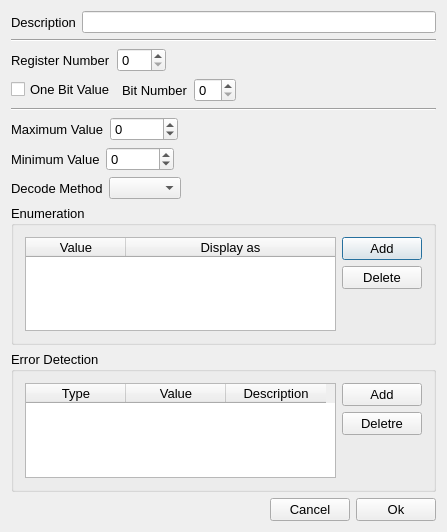
First picture: the form in AirCoolControll/AirCoolControll/EditParameterDialog.ui, repository ComEngineering/AirCoolControl_Desktop, before the edit.
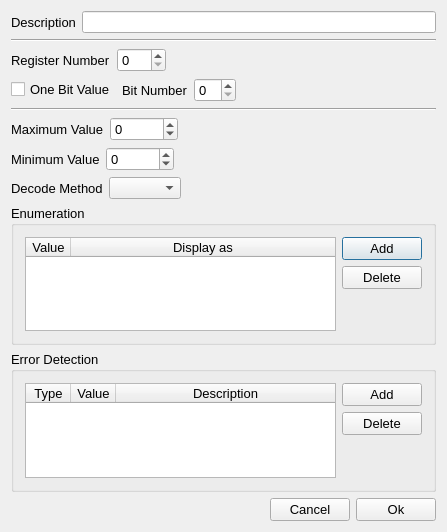
Second picture: the form after the edit.

```diff
--- a/AirCoolControll/AirCoolControll/EditParameterDialog.ui
+++ b/AirCoolControll/AirCoolControll/EditParameterDialog.ui
@@ -285,10 +285,16 @@
         <item row="0" column="0">
          <layout class="QHBoxLayout" name="horizontalLayout_6">
           <item>
-           <widget class="QTableWidget" name="tableWidget">
+           <widget class="QTableWidget" name="table_enum">
+            <attribute name="horizontalHeaderDefaultSectionSize">
+             <number>45</number>
+            </attribute>
             <attribute name="horizontalHeaderStretchLastSection">
              <bool>true</bool>
             </attribute>
+            <attribute name="verticalHeaderVisible">
+             <bool>false</bool>
+            </attribute>
             <attribute name="verticalHeaderDefaultSectionSize">
              <number>22</number>
             </attribute>
@@ -357,7 +363,16 @@
         <item row="0" column="0">
          <layout class="QHBoxLayout" name="horizontalLayout_7">
           <item>
-           <widget class="QTableWidget" name="tableWidget_2">
+           <widget class="QTableWidget" name="table_error">
+            <attribute name="horizontalHeaderDefaultSectionSize">
+             <number>45</number>
+            </attribute>
+            <attribute name="horizontalHeaderStretchLastSection">
+             <bool>true</bool>
+            </attribute>
+            <attribute name="verticalHeaderVisible">
+             <bool>false</bool>
+            </attribute>
             <attribute name="verticalHeaderDefaultSectionSize">
              <number>22</number>
             </attribute>
@@ -365,7 +380,7 @@
              <number>22</number>
             </attribute>
             <attribute name="verticalHeaderStretchLastSection">
-             <bool>true</bool>
+             <bool>false</bool>
             </attribute>
             <column>
              <property name="text">
@@ -396,7 +411,7 @@
             <item>
              <widget class="QPushButton" name="button_deleteErrorDetector">
               <property name="text">
-               <string>Deletre</string>
+               <string>Delete</string>
               </property>
              </widget>
             </item>
```
